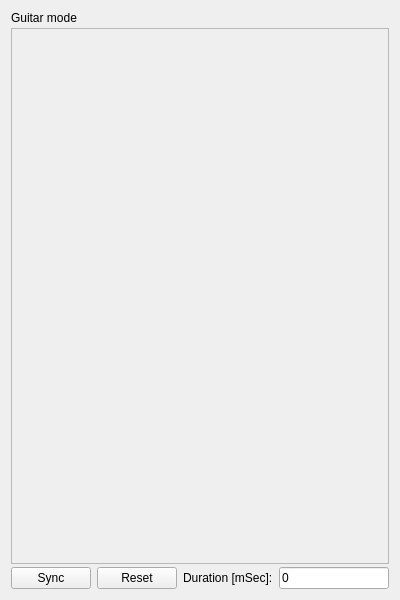
This is src/View/MainWindow.ui in sergsave/MagicCubiano as Qt 5 draws it before an edit. The edited form follows.
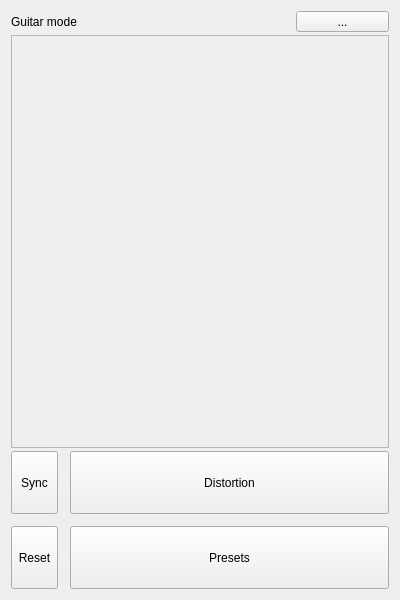
This is the edited form.

Commit message: MainWindow design

```diff
--- a/src/View/MainWindow.ui
+++ b/src/View/MainWindow.ui
@@ -13,12 +13,15 @@
   <property name="windowTitle">
    <string>Magic Cubiano</string>
   </property>
-  <layout class="QVBoxLayout" name="verticalLayout" stretch="0,1,0">
+  <property name="styleSheet">
+   <string notr="true">QToolButton {background-color: &quot;#dcdcdc&quot;}</string>
+  </property>
+  <layout class="QVBoxLayout" name="verticalLayout" stretch="0,3,1">
    <property name="spacing">
     <number>3</number>
    </property>
    <item>
-    <layout class="QHBoxLayout" name="horizontalLayout" stretch="0">
+    <layout class="QHBoxLayout" name="horizontalLayout" stretch="3,1">
      <item>
       <widget class="QLabel" name="chooseLabel">
        <property name="text">
@@ -26,6 +29,19 @@
        </property>
       </widget>
      </item>
+     <item>
+      <widget class="QToolButton" name="settingsButton">
+       <property name="sizePolicy">
+        <sizepolicy hsizetype="Preferred" vsizetype="Fixed">
+         <horstretch>0</horstretch>
+         <verstretch>0</verstretch>
+        </sizepolicy>
+       </property>
+       <property name="text">
+        <string>...</string>
+       </property>
+      </widget>
+     </item>
     </layout>
    </item>
    <item>
@@ -39,9 +55,63 @@
     </widget>
    </item>
    <item>
-    <layout class="QHBoxLayout" name="horizontalLayout_2">
-     <item>
-      <widget class="QPushButton" name="syncButton">
+    <layout class="QGridLayout" name="gridLayout" columnstretch="0,1">
+     <property name="spacing">
+      <number>12</number>
+     </property>
+     <item row="0" column="1">
+      <widget class="QToolButton" name="distortionButton">
+       <property name="sizePolicy">
+        <sizepolicy hsizetype="Minimum" vsizetype="Expanding">
+         <horstretch>0</horstretch>
+         <verstretch>0</verstretch>
+        </sizepolicy>
+       </property>
+       <property name="styleSheet">
+        <string notr="true">*:checked { background-color: red }</string>
+       </property>
+       <property name="text">
+        <string>Distortion</string>
+       </property>
+       <property name="checkable">
+        <bool>true</bool>
+       </property>
+      </widget>
+     </item>
+     <item row="1" column="1">
+      <widget class="QToolButton" name="toolButton">
+       <property name="sizePolicy">
+        <sizepolicy hsizetype="Minimum" vsizetype="Expanding">
+         <horstretch>0</horstretch>
+         <verstretch>0</verstretch>
+        </sizepolicy>
+       </property>
+       <property name="text">
+        <string>Presets</string>
+       </property>
+      </widget>
+     </item>
+     <item row="1" column="0">
+      <widget class="QToolButton" name="resetButton">
+       <property name="sizePolicy">
+        <sizepolicy hsizetype="Minimum" vsizetype="Expanding">
+         <horstretch>0</horstretch>
+         <verstretch>0</verstretch>
+        </sizepolicy>
+       </property>
+       <property name="text">
+        <string>Reset</string>
+       </property>
+      </widget>
+     </item>
+     <item row="0" column="0">
+      <widget class="QToolButton" name="syncButton">
+       <property name="sizePolicy">
+        <sizepolicy hsizetype="Minimum" vsizetype="Expanding">
+         <horstretch>0</horstretch>
+         <verstretch>0</verstretch>
+        </sizepolicy>
+       </property>
        <property name="text">
         <string>Sync</string>
        </property>
@@ -50,27 +120,6 @@
        </property>
       </widget>
      </item>
-     <item>
-      <widget class="QPushButton" name="resetButton">
-       <property name="text">
-        <string>Reset</string>
-       </property>
-      </widget>
-     </item>
-     <item>
-      <widget class="QLabel" name="durLabel">
-       <property name="text">
-        <string>Duration [mSec]:</string>
-       </property>
-      </widget>
-     </item>
-     <item>
-      <widget class="QLineEdit" name="durLineEdit">
-       <property name="text">
-        <string>0</string>
-       </property>
-      </widget>
-     </item>
     </layout>
    </item>
   </layout>
```
Left out of the diff: 2 changed lines with no effect on the pictures. The commit also changes 1 other file.
